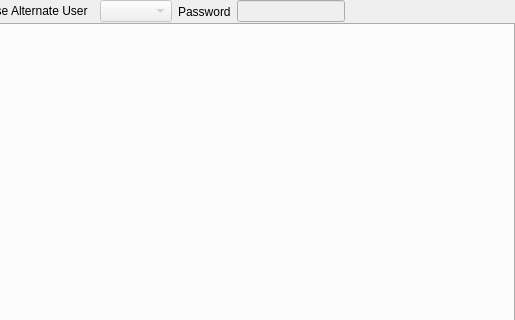
This is GUI/pgdbatool/sqltool.ui in marcotcal/PG-DBA-Tools as Qt 5 draws it before an edit; both pictures show x 598 to 1113 and y 0 to 320 of the 1113 by 507 pixel window. The edited form follows.
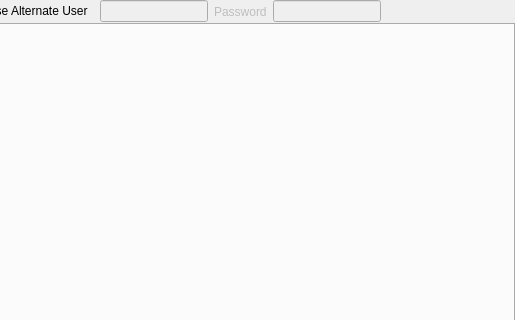
This is the edited form.

Commit message: Connect with alternate user

```diff
--- a/GUI/pgdbatool/sqltool.ui
+++ b/GUI/pgdbatool/sqltool.ui
@@ -107,7 +107,7 @@
        </widget>
       </item>
       <item>
-       <widget class="QComboBox" name="cb_users">
+       <widget class="QLineEdit" name="ed_user">
         <property name="enabled">
          <bool>false</bool>
         </property>
@@ -115,6 +115,9 @@
       </item>
       <item>
        <widget class="QLabel" name="lb_password">
+        <property name="enabled">
+         <bool>false</bool>
+        </property>
         <property name="text">
          <string>Password</string>
         </property>
```
The commit also changes 8 other files.
